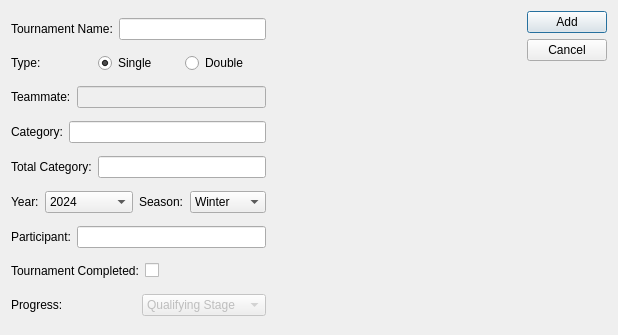
Above: AddTournamentDialog.ui from KadirEmreAVCI/MasterTennisApp before the change. Below: the same form after it.
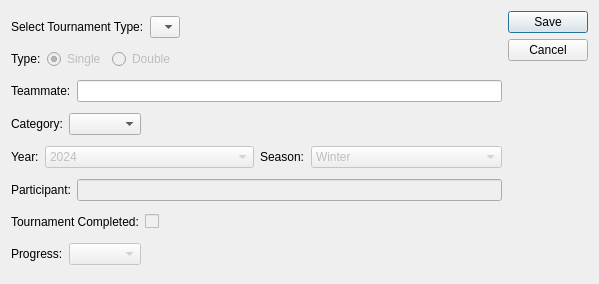
That is the form after the change.

Commit message: Feature: Tournaments loaded to database through DatabaseController.

```diff
--- a/AddTournamentDialog.ui
+++ b/AddTournamentDialog.ui
@@ -6,14 +6,51 @@
    <rect>
     <x>0</x>
     <y>0</y>
-    <width>618</width>
-    <height>335</height>
+    <width>599</width>
+    <height>284</height>
    </rect>
   </property>
   <property name="windowTitle">
    <string>AddTournamentDialog</string>
   </property>
   <layout class="QGridLayout" name="gridLayout">
+   <item row="0" column="2">
+    <layout class="QVBoxLayout" name="_2">
+     <property name="spacing">
+      <number>6</number>
+     </property>
+     <property name="margin" stdset="0">
+      <number>0</number>
+     </property>
+     <item>
+      <widget class="QPushButton" name="SaveButton">
+       <property name="text">
+        <string>Save</string>
+       </property>
+      </widget>
+     </item>
+     <item>
+      <widget class="QPushButton" name="CancelButton">
+       <property name="text">
+        <string>Cancel</string>
+       </property>
+      </widget>
+     </item>
+     <item>
+      <spacer>
+       <property name="orientation">
+        <enum>Qt::Orientation::Vertical</enum>
+       </property>
+       <property name="sizeHint" stdset="0">
+        <size>
+         <width>20</width>
+         <height>40</height>
+        </size>
+       </property>
+      </spacer>
+     </item>
+    </layout>
+   </item>
    <item row="0" column="0">
     <layout class="QVBoxLayout" name="verticalLayout">
      <item>
@@ -21,12 +58,34 @@
        <item>
         <widget class="QLabel" name="label_TournamentName">
          <property name="text">
-          <string>Tournament Name:</string>
+          <string>Select Tournament Type:</string>
          </property>
         </widget>
        </item>
        <item>
-        <widget class="QLineEdit" name="lineEdit_TournamentName"/>
+        <widget class="QComboBox" name="comboBox_OrganizationName">
+         <property name="enabled">
+          <bool>true</bool>
+         </property>
+         <item>
+          <property name="text">
+           <string/>
+          </property>
+         </item>
+        </widget>
+       </item>
+       <item>
+        <spacer name="horizontalSpacer_5">
+         <property name="orientation">
+          <enum>Qt::Orientation::Horizontal</enum>
+         </property>
+         <property name="sizeHint" stdset="0">
+          <size>
+           <width>40</width>
+           <height>20</height>
+          </size>
+         </property>
+        </spacer>
        </item>
       </layout>
      </item>
@@ -42,7 +101,7 @@
        <item>
         <widget class="QRadioButton" name="radioButton_Single">
          <property name="enabled">
-          <bool>true</bool>
+          <bool>false</bool>
          </property>
          <property name="text">
           <string>Single</string>
@@ -55,13 +114,26 @@
        <item>
         <widget class="QRadioButton" name="radioButton_Double">
          <property name="enabled">
-          <bool>true</bool>
+          <bool>false</bool>
          </property>
          <property name="text">
           <string>Double</string>
          </property>
         </widget>
        </item>
+       <item>
+        <spacer name="horizontalSpacer">
+         <property name="orientation">
+          <enum>Qt::Orientation::Horizontal</enum>
+         </property>
+         <property name="sizeHint" stdset="0">
+          <size>
+           <width>40</width>
+           <height>20</height>
+          </size>
+         </property>
+        </spacer>
+       </item>
       </layout>
      </item>
      <item>
@@ -74,11 +146,7 @@
         </widget>
        </item>
        <item>
-        <widget class="QLineEdit" name="lineEdit_Teammate">
-         <property name="enabled">
-          <bool>false</bool>
-         </property>
-        </widget>
+        <widget class="QLineEdit" name="lineEdit_Teammate"/>
        </item>
       </layout>
      </item>
@@ -92,21 +160,20 @@
         </widget>
        </item>
        <item>
-        <widget class="QLineEdit" name="lineEdit_Category"/>
+        <widget class="QComboBox" name="comboBox_Category"/>
        </item>
-      </layout>
-     </item>
-     <item>
-      <layout class="QHBoxLayout" name="horizontalLayout_4">
        <item>
-        <widget class="QLabel" name="label_TotalCategory">
-         <property name="text">
-          <string>Total Category:</string>
+        <spacer name="horizontalSpacer_6">
+         <property name="orientation">
+          <enum>Qt::Orientation::Horizontal</enum>
          </property>
-        </widget>
-       </item>
-       <item>
-        <widget class="QLineEdit" name="lineEdit_TotalCategory"/>
+         <property name="sizeHint" stdset="0">
+          <size>
+           <width>40</width>
+           <height>20</height>
+          </size>
+         </property>
+        </spacer>
        </item>
       </layout>
      </item>
@@ -123,6 +190,9 @@
          </item>
          <item>
           <widget class="QComboBox" name="comboBox_Year">
+           <property name="enabled">
+            <bool>false</bool>
+           </property>
            <property name="sizePolicy">
             <sizepolicy hsizetype="Preferred" vsizetype="Fixed">
              <horstretch>1</horstretch>
@@ -319,6 +389,9 @@
          </item>
          <item>
           <widget class="QComboBox" name="comboBox_Season">
+           <property name="enabled">
+            <bool>false</bool>
+           </property>
            <property name="sizePolicy">
             <sizepolicy hsizetype="Preferred" vsizetype="Fixed">
              <horstretch>1</horstretch>
@@ -361,7 +434,11 @@
         </widget>
        </item>
        <item>
-        <widget class="QLineEdit" name="lineEdit_Participant"/>
+        <widget class="QLineEdit" name="lineEdit_Participant">
+         <property name="enabled">
+          <bool>false</bool>
+         </property>
+        </widget>
        </item>
       </layout>
      </item>
@@ -376,6 +453,9 @@
        </item>
        <item>
         <widget class="QCheckBox" name="checkBox_Completion">
+         <property name="enabled">
+          <bool>false</bool>
+         </property>
          <property name="text">
           <string/>
          </property>
@@ -410,102 +490,25 @@
          <property name="enabled">
           <bool>false</bool>
          </property>
-         <item>
-          <property name="text">
-           <string>Qualifying Stage</string>
-          </property>
-         </item>
-         <item>
-          <property name="text">
-           <string>Group Stage</string>
-          </property>
-         </item>
-         <item>
-          <property name="text">
-           <string>Final 32</string>
-          </property>
-         </item>
-         <item>
-          <property name="text">
-           <string>Final 16</string>
-          </property>
-         </item>
-         <item>
-          <property name="text">
-           <string>Quarter Final</string>
-          </property>
-         </item>
-         <item>
-          <property name="text">
-           <string>Semi-Final</string>
-          </property>
-         </item>
-         <item>
-          <property name="text">
-           <string>Final</string>
-          </property>
-         </item>
-         <item>
-          <property name="text">
-           <string>Champion</string>
-          </property>
-         </item>
         </widget>
        </item>
+       <item>
+        <spacer name="horizontalSpacer_4">
+         <property name="orientation">
+          <enum>Qt::Orientation::Horizontal</enum>
+         </property>
+         <property name="sizeHint" stdset="0">
+          <size>
+           <width>40</width>
+           <height>20</height>
+          </size>
+         </property>
+        </spacer>
+       </item>
       </layout>
      </item>
     </layout>
    </item>
-   <item row="0" column="1">
-    <spacer name="horizontalSpacer">
-     <property name="orientation">
-      <enum>Qt::Orientation::Horizontal</enum>
-     </property>
-     <property name="sizeHint" stdset="0">
-      <size>
-       <width>40</width>
-       <height>20</height>
-      </size>
-     </property>
-    </spacer>
-   </item>
-   <item row="0" column="3">
-    <layout class="QVBoxLayout" name="_2">
-     <property name="spacing">
-      <number>6</number>
-     </property>
-     <property name="margin" stdset="0">
-      <number>0</number>
-     </property>
-     <item>
-      <widget class="QPushButton" name="AddButton">
-       <property name="text">
-        <string>Add</string>
-       </property>
-      </widget>
-     </item>
-     <item>
-      <widget class="QPushButton" name="CancelButton">
-       <property name="text">
-        <string>Cancel</string>
-       </property>
-      </widget>
-     </item>
-     <item>
-      <spacer>
-       <property name="orientation">
-        <enum>Qt::Orientation::Vertical</enum>
-       </property>
-       <property name="sizeHint" stdset="0">
-        <size>
-         <width>20</width>
-         <height>40</height>
-        </size>
-       </property>
-      </spacer>
-     </item>
-    </layout>
-   </item>
   </layout>
  </widget>
  <layoutdefault spacing="6" margin="11"/>
```
Left out of the diff: 2 changed lines with no effect on the pictures. The commit also changes 37 other files.
